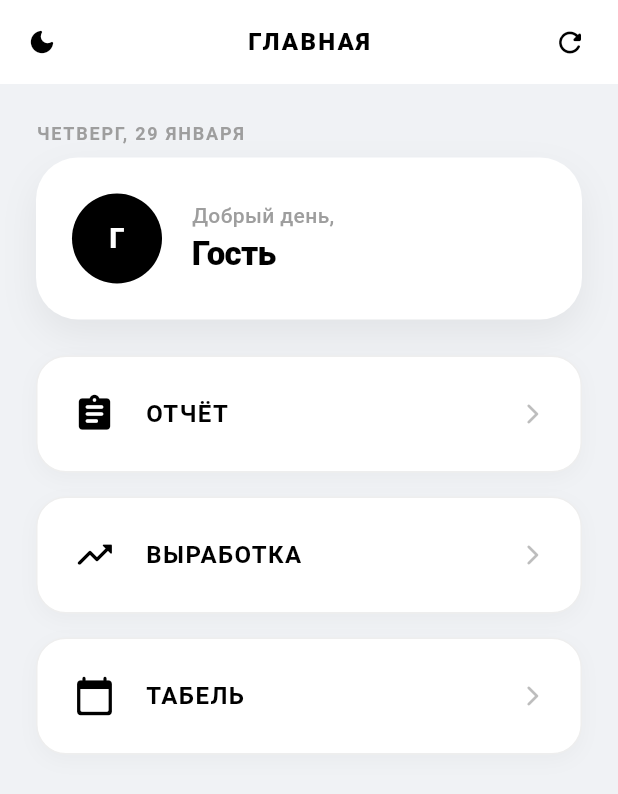
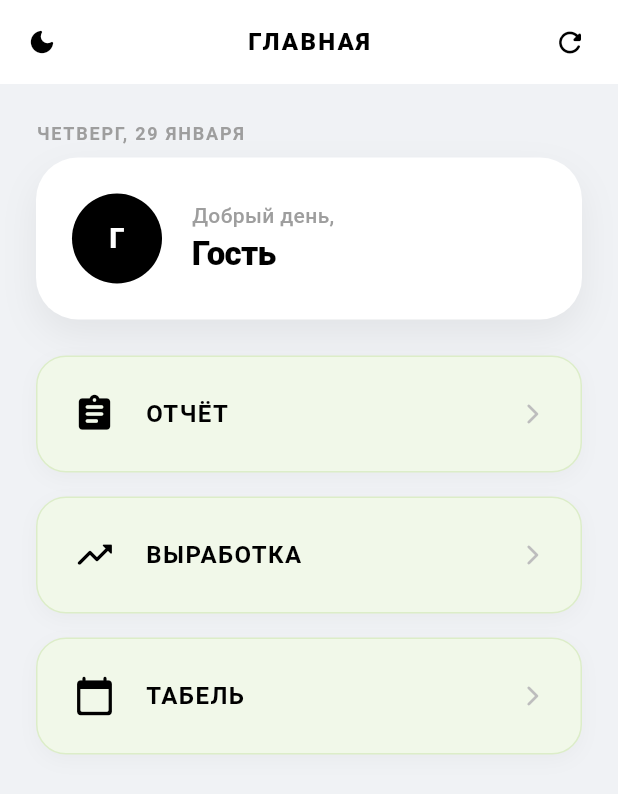
Before and after one commit to dimnok/tg-report-app, a Flutter app: the screen it shows after launch, on a phone screen of 412 x 824 dp. Shown: the top 794 px of the screen. Run offline on Flutter 3.47's test engine with Material 3 defaults, Android fonts, the phone set to English and light mode, and no system bars; our stand-ins replace flutter_riverpod, freezed_annotation, supabase_flutter; missing offline and left inert: dart:js_interop, excel; accounts and stored records are empty; network calls fail.

Commit message:
style: change main screen button backgrounds to greenish in light theme

```diff
--- a/lib/src/presentation/screens/home_screen.dart
+++ b/lib/src/presentation/screens/home_screen.dart
@@ -173,13 +173,13 @@ class _MenuButton extends StatelessWidget {
         padding: const EdgeInsets.all(24),
         decoration: BoxDecoration(
           color: isPrimary
-              ? (isDark ? Colors.blueGrey[800] : Colors.blueGrey[50])
-              : (isDark ? const Color(0xFF1A1A1A) : Colors.white),
+              ? (isDark ? Colors.blueGrey[800] : const Color(0xFFE8F5E9))
+              : (isDark ? const Color(0xFF1A1A1A) : const Color(0xFFF1F8E9)),
           borderRadius: BorderRadius.circular(20),
           border: Border.all(
             color: isPrimary
-                ? (isDark ? Colors.blueGrey[600]! : Colors.blueGrey[200]!)
-                : (isDark ? Colors.grey[800]! : Colors.grey[200]!),
+                ? (isDark ? Colors.blueGrey[600]! : const Color(0xFFC8E6C9))
+                : (isDark ? Colors.grey[800]! : const Color(0xFFDCEDC8)),
           ),
           boxShadow: [
             if (!isDark)
```
